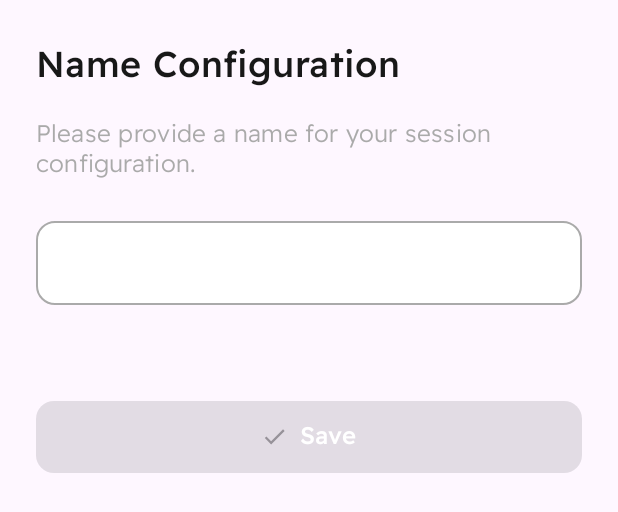
After one commit to Parmo7/cogito-app, an Android app: the layout dialog_enter_name.xml on its own in the app's theme, with its tools: preview values and no code run, on a phone screen of 412 x 824 dp. The commit adds this screen. Shown: the top 512 px of the screen. Run offline under Robolectric (Android 15) with nearby library versions, the light colour scheme and no system bars.

Commit message:
Implement logic for SAVE session button

```diff
--- /dev/null
+++ b/app/src/main/res/drawable/form_field_border.xml
@@ -0,0 +1,13 @@
+<?xml version="1.0" encoding="utf-8"?>
+<shape xmlns:android="http://schemas.android.com/apk/res/android">
+    <stroke
+        android:width="1dp"
+        android:color="@color/grey_2"/>
+
+        <solid android:color="#FFFFFF" />
+        <corners
+            android:bottomRightRadius="12dp"
+            android:bottomLeftRadius="12dp"
+            android:topLeftRadius="12dp"
+            android:topRightRadius="12dp" />
+</shape>
--- /dev/null
+++ b/app/src/main/res/layout/dialog_enter_name.xml
@@ -0,0 +1,54 @@
+<?xml version="1.0" encoding="utf-8"?>
+<androidx.constraintlayout.widget.ConstraintLayout xmlns:android="http://schemas.android.com/apk/res/android"
+    android:layout_width="match_parent"
+    android:layout_height="wrap_content"
+    xmlns:app="http://schemas.android.com/apk/res-auto"
+    android:padding="24dp">
+
+    <TextView
+        android:id="@+id/title"
+        android:layout_width="match_parent"
+        android:layout_height="wrap_content"
+        android:fontFamily="@font/readex_pro_medium"
+        android:text="@string/dialog_name_title"
+        android:textColor="@color/black"
+        android:textSize="24sp"
+        app:layout_constraintTop_toTopOf="parent"/>
+
+    <TextView
+        android:id="@+id/subtitle"
+        android:layout_width="match_parent"
+        android:layout_height="wrap_content"
+        android:layout_marginTop="12dp"
+        android:fontFamily="@font/readex_pro_light"
+        android:text="@string/dialog_name_subtitle"
+        android:textColor="@color/grey_2"
+        android:textSize="16sp"
+        app:layout_constraintEnd_toEndOf="parent"
+        app:layout_constraintStart_toStartOf="parent"
+        app:layout_constraintTop_toBottomOf="@id/title" />
+
+    <EditText
+        android:id="@+id/name_edit_text"
+        android:layout_width="match_parent"
+        android:layout_height="56dp"
+        app:layout_constraintTop_toBottomOf="@id/subtitle"
+        app:layout_constraintBottom_toTopOf="@id/save_btn"
+        android:background="@drawable/form_field_border"
+        android:layout_marginTop="24dp"
+        android:layout_marginBottom="64dp"
+        android:paddingHorizontal="16dp"
+        android:maxLength="20"/>
+
+    <Button
+        android:id="@+id/save_btn"
+        android:enabled="false"
+        android:layout_width="match_parent"
+        android:layout_height="48dp"
+        app:layout_constraintBottom_toBottomOf="parent"
+        style="@style/CogitoButton.Primary"
+        android:layout_marginBottom="12dp"
+        android:text="@string/dialog_name_save_btn"
+        app:icon="@drawable/ic_baseline_done_24"/>
+
+</androidx.constraintlayout.widget.ConstraintLayout>
--- a/app/src/main/res/values/strings.xml
+++ b/app/src/main/res/values/strings.xml
@@ -32,6 +32,10 @@
     <string name="dialog_music_done_btn">Done</string>
     <string name="dialog_music_subtitle">Please choose a background music</string>
 
+    <string name="dialog_name_title">Name Configuration</string>
+    <string name="dialog_name_save_btn">Save</string>
+    <string name="dialog_name_subtitle">Please provide a name for your session configuration.</string>
+
 
     <!-- **************** SESSION PAGE ***************** -->
     <string name="session_pause_btn">Pause session</string>
```
Also changed, not shown: app/src/main/java/uk/ac/aston/cogito/ui/home/HomeFragment.java (+25 -0 lines), app/src/main/java/uk/ac/aston/cogito/ui/home/dialogs/EnterNameDialog.java (added, +65 -0 lines).
